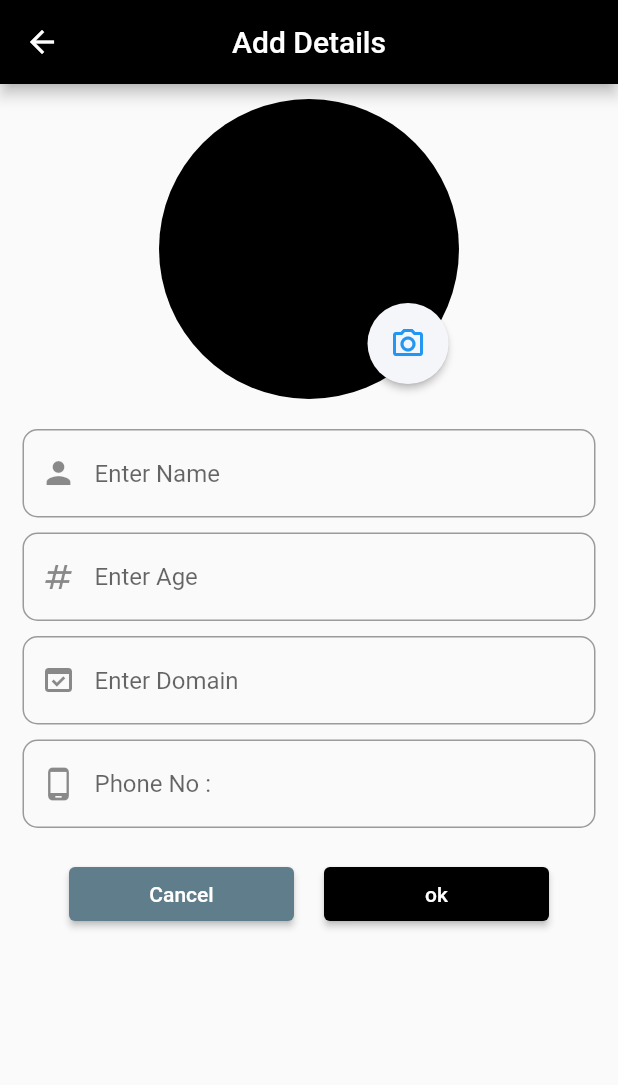
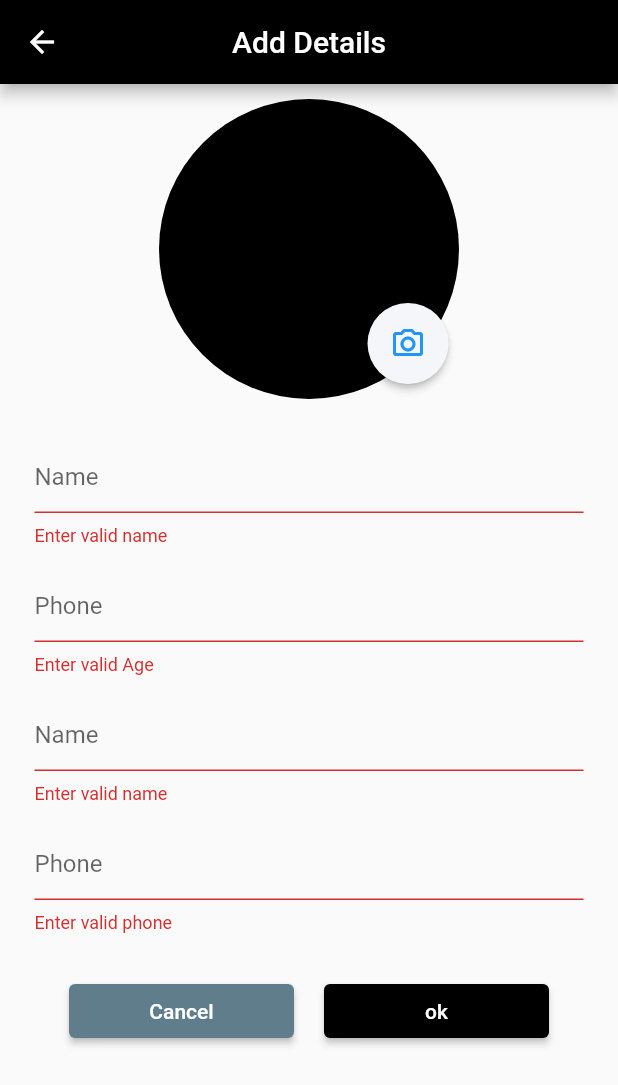
Before and after one commit to JiyadAhammad/student-mgnt, a Flutter app: the Formwidget screen opened directly, after a tap on "ok", on a phone screen of 412 x 824 dp. Shown: the top 1085 px of the screen. Run offline on Flutter 3.47's test engine with Material 2 defaults, Android fonts, the phone set to English and light mode, and no system bars; our stand-ins replace flutter_screenutil, get, hive, image_picker, lottie; accounts and stored records are empty.

Commit message:
form validated

```diff
--- a/lib/constant/color/colors.dart
+++ b/lib/constant/color/colors.dart
@@ -4,3 +4,4 @@ const kblue = Colors.blue;
 final kgrey = Colors.grey[400];
 const kblack = Colors.black;
 const kwhite = Colors.white;
+const kred = Colors.red;
--- a/lib/presentation/form_widget/form_widget.dart
+++ b/lib/presentation/form_widget/form_widget.dart
@@ -1,8 +1,10 @@
 import 'package:flutter/material.dart';
+import 'package:flutter/services.dart';
 import 'package:get/get.dart';
 import 'package:image_picker/image_picker.dart';
 import 'package:student/constant/color/colors.dart';
 import 'package:student/constant/size/sized_box.dart';
+import 'package:student/presentation/form_widget/widget/test_form.dart';
 import 'package:student/presentation/form_widget/widget/text_form_widget.dart';
 
 final nameController = TextEditingController();
@@ -11,10 +13,13 @@ final domainController = TextEditingController();
 final phoneController = TextEditingController();
 
 final picker = ImagePicker();
+XFile? imagefile;
 //  // Pick an image
 //     final XFile? image = await picker.pickImage(source: ImageSource.gallery);
 //     // Capture a photo
 //     final XFile? photo = await picker.pickImage(source: ImageSource.camera);
+
+final _formKey = GlobalKey<FormState>();
 
 class Formwidget extends StatelessWidget {
   const Formwidget({Key? key}) : super(key: key);
@@ -32,6 +37,8 @@ class Formwidget extends StatelessWidget {
       body: Padding(
         padding: const EdgeInsets.symmetric(horizontal: 15, vertical: 10),
         child: SingleChildScrollView(
+          child: Form(
+            key: _formKey,
             child: Column(
               mainAxisAlignment: MainAxisAlignment.end,
               children: [
@@ -59,10 +66,8 @@ class Formwidget extends StatelessWidget {
                                   children: [
                                     ListTile(
                                       onTap: () async {
-                                      // Capture a photo
-                                      final XFile? photo =
-                                          await picker.pickImage(
-                                              source: ImageSource.camera);
+                                        takePhotoFromSource(ImageSource.camera);
+                                        Get.back();
                                       },
                                       leading: const Icon(
                                         Icons.add_a_photo,
@@ -77,10 +82,9 @@ class Formwidget extends StatelessWidget {
                                     ),
                                     ListTile(
                                       onTap: () async {
-                                      // Pick an image
-                                      final XFile? image =
-                                          await picker.pickImage(
-                                              source: ImageSource.gallery);
+                                        takePhotoFromSource(
+                                            ImageSource.gallery);
+                                        Get.back();
                                       },
                                       leading: const Icon(
                                         Icons.collections,
@@ -143,30 +147,93 @@ class Formwidget extends StatelessWidget {
                   ),
                 ),
                 kheight20,
-              TextFormWidget(
-                hintText: 'Enter Name',
-                prefixIcon: Icons.person,
-                controller: nameController,
+                // TextFormWidget(
+                //   hintText: 'Enter Name',
+                //   prefixIcon: Icons.person,
+                //   controller: nameController,
+                //   inputFormatters: [
+                //     FilteringTextInputFormatter.allow(
+                //       RegExp(r"[a-zA-Z]+|\s"),
+                //     )
+                //   ],
+                //   validator: (val) {
+                //     if (!val!.isNameValidation) return 'Enter valid name';
+                //   },
+                // ),
+                // kheight,
+                // TextFormWidget(
+                //   prefixIcon: Icons.numbers,
+                //   keyboardType: const TextInputType.numberWithOptions(),
+                //   hintText: 'Enter Age',
+                //   controller: ageController,
+                //   validator: (val) {
+                //     if (!val!.isAgeValidation) return 'Enter valid name';
+                //   },
+                // ),
+                // kheight,
+                // TextFormWidget(
+                //   prefixIcon: Icons.domain_verification,
+                //   hintText: 'Enter Domain',
+                //   controller: domainController,
+                // ),
+                // kheight,
+                // TextFormWidget(
+                //   prefixIcon: Icons.phone_android,
+                //   keyboardType: const TextInputType.numberWithOptions(),
+                //   hintText: 'Phone No :',
+                //   controller: phoneController,
+                //   inputFormatters: [
+                //     FilteringTextInputFormatter.allow(
+                //       RegExp(r"[0-9]"),
+                //     )
+                //   ],
+                //   validator: (val) {
+                //     if (!val!.isPhoneValidation) return 'Enter valid phone';
+                //   },
+                // ),
+                CustomFormField(
+                  hintText: 'Name',
+                  inputFormatters: [
+                    FilteringTextInputFormatter.allow(
+                      RegExp(r"[a-zA-Z]+|\s"),
+                    )
+                  ],
+                  validator: (val) {
+                    if (!val!.isValidName) return 'Enter valid name';
+                  },
                 ),
-              kheight,
-              TextFormWidget(
-                prefixIcon: Icons.numbers,
-                keyboardType: const TextInputType.numberWithOptions(),
-                hintText: 'Enter Age',
-                controller: ageController,
+                CustomFormField(
+                  hintText: 'Phone',
+                  inputFormatters: [
+                    FilteringTextInputFormatter.allow(
+                      RegExp(r"[0-9]"),
+                    )
+                  ],
+                  validator: (val) {
+                    if (!val!.isAgeValidation) return 'Enter valid Age';
+                  },
                 ),
-              kheight,
-              TextFormWidget(
-                prefixIcon: Icons.domain_verification,
-                hintText: 'Enter Domain',
-                controller: domainController,
+                CustomFormField(
+                  hintText: 'Name',
+                  inputFormatters: [
+                    FilteringTextInputFormatter.allow(
+                      RegExp(r"[a-zA-Z]+|\s"),
+                    )
+                  ],
+                  validator: (val) {
+                    if (!val!.isDomainValidation) return 'Enter valid name';
+                  },
                 ),
-              kheight,
-              TextFormWidget(
-                prefixIcon: Icons.phone_android,
-                keyboardType: const TextInputType.numberWithOptions(),
-                hintText: 'Phone No :',
-                controller: phoneController,
+                CustomFormField(
+                  hintText: 'Phone',
+                  inputFormatters: [
+                    FilteringTextInputFormatter.allow(
+                      RegExp(r"[0-9]"),
+                    )
+                  ],
+                  validator: (val) {
+                    if (!val!.isPhoneNumber) return 'Enter valid phone';
+                  },
                 ),
                 kheight20,
                 Row(
@@ -197,7 +264,16 @@ class Formwidget extends StatelessWidget {
                             kblack,
                           ),
                         ),
-                      onPressed: () {},
+                        onPressed: () {
+                          if (_formKey.currentState!.validate()) {
+                            // Navigator.of(context).push(
+                            //   MaterialPageRoute(
+                            //     builder: (_) => SuccessPage(),
+                            //   ),
+                            // );
+                          }
+                          // okButtonClicked();
+                        },
                         child: const Text(
                           'ok',
                         ),
@@ -206,6 +282,7 @@ class Formwidget extends StatelessWidget {
                   ],
                 ),
               ],
+            ),
           ),
         ),
       ),
@@ -239,3 +316,74 @@ class BottomSheetWidget extends StatelessWidget {
     );
   }
 }
+
+void takePhotoFromSource(source) async {
+  XFile? pickedfile = await ImagePicker().pickImage(source: source);
+  imagefile = pickedfile;
+}
+
+okButtonClicked() async {
+  final name = nameController.text.trim();
+  final age = ageController.text.trim();
+  final domain = domainController.text.trim();
+  final number = phoneController.text.trim();
+  final image = imagefile;
+  if (name.isEmpty || age.isEmpty || domain.isEmpty || number.isEmpty) {
+    Get.snackbar(
+      'Warning',
+      'All Field are Required',
+      titleText: const Center(
+        child: Text(
+          'Warning',
+          style: TextStyle(
+            fontSize: 20,
+            color: kred,
+          ),
+        ),
+      ),
+      messageText: const Center(
+        child: Text(
+          'All Field are Required',
+          style: TextStyle(
+            fontSize: 18,
+            color: kwhite,
+          ),
+        ),
+      ),
+      snackPosition: SnackPosition.BOTTOM,
+      backgroundColor: kblack,
+      colorText: kwhite,
+      maxWidth: 250,
+      margin: const EdgeInsets.only(bottom: 15),
+    );
+    return;
+  }
+}
+
+extension ExtString on String {
+  bool get isNameValidation {
+    final nameRegExp =
+        RegExp(r"^\s*([A-Za-z]{1,}([\.,] |[-']| ))+[A-Za-z]+\.?\s*$");
+    return nameRegExp.hasMatch(this);
+  }
+
+  bool get isAgeValidation {
+    final ageRegExp = RegExp(r"^\+?0[0-9]{1}$");
+    return ageRegExp.hasMatch(this);
+  }
+
+  bool get isDomainValidation {
+    final domainRegExp =
+        RegExp(r"^\s*([A-Za-z]{1,}([\.,] |[-']| ))+[A-Za-z]+\.?\s*$");
+    return domainRegExp.hasMatch(this);
+  }
+
+  bool get isPhoneValidation {
+    final phoneRegExp = RegExp(r"^\+?0[0-9]{10}$");
+    return phoneRegExp.hasMatch(this);
+  }
+
+  bool get isNotNull {
+    return this != null;
+  }
+}
--- /dev/null
+++ b/lib/presentation/form_widget/widget/test_form.dart
@@ -0,0 +1,53 @@
+import 'package:flutter/material.dart';
+import 'package:flutter/services.dart';
+
+class CustomFormField extends StatelessWidget {
+  const CustomFormField({
+    Key? key,
+    required this.hintText,
+    this.inputFormatters,
+    this.validator,
+  }) : super(key: key);
+  final String hintText;
+  final List<TextInputFormatter>? inputFormatters;
+  final String? Function(String?)? validator;
+  @override
+  Widget build(BuildContext context) {
+    return Padding(
+      padding: const EdgeInsets.all(8.0),
+      child: TextFormField(
+        inputFormatters: inputFormatters,
+        validator: validator,
+        decoration: InputDecoration(hintText: hintText),
+      ),
+    );
+  }
+}
+
+extension ExtString on String {
+  bool get isValidEmail {
+    final emailRegExp = RegExp(r"^[a-zA-Z0-9.]+@[a-zA-Z0-9]+\.[a-zA-Z]+");
+    return emailRegExp.hasMatch(this);
+  }
+
+  bool get isValidName {
+    final nameRegExp =
+        RegExp(r"^\s*([A-Za-z]{1,}([\.,] |[-']| ))+[A-Za-z]+\.?\s*$");
+    return nameRegExp.hasMatch(this);
+  }
+
+  bool get isValidPassword {
+    final passwordRegExp = RegExp(
+        r'^(?=.*?[A-Z])(?=.*?[a-z])(?=.*?[0-9])(?=.*?[!@#\><*~]).{8,}/pre>');
+    return passwordRegExp.hasMatch(this);
+  }
+
+  bool get isNotNull {
+    return this != null;
+  }
+
+  bool get isValidPhone {
+    final phoneRegExp = RegExp(r"^\+?0[0-9]{10}$");
+    return phoneRegExp.hasMatch(this);
+  }
+}
--- a/lib/presentation/form_widget/widget/text_form_widget.dart
+++ b/lib/presentation/form_widget/widget/text_form_widget.dart
@@ -1,21 +1,26 @@
 import 'package:flutter/material.dart';
+import 'package:flutter/services.dart';
 
 class TextFormWidget extends StatelessWidget {
   final IconData prefixIcon;
   final String hintText;
   final TextInputType keyboardType;
   final TextEditingController controller;
-  const TextFormWidget(
-      {Key? key,
-      required this.prefixIcon,
-      required this.hintText,
-      this.keyboardType = TextInputType.name,
-      required this.controller})
-      : super(key: key);
+  final String? Function(String?)? validator;
+  final List<TextInputFormatter>? inputFormatters;
+  const TextFormWidget({
+    Key? key,
+    required this.prefixIcon,
+    required this.hintText,
+    this.keyboardType = TextInputType.name,
+    required this.controller,
+    this.validator,
+    this.inputFormatters,
+  }) : super(key: key);
 
   @override
   Widget build(BuildContext context) {
-    return TextField(
+    return TextFormField(
       controller: controller,
       keyboardType: keyboardType,
       decoration: InputDecoration(
@@ -28,6 +33,8 @@ class TextFormWidget extends StatelessWidget {
           ),
         ),
       ),
+      validator: validator,
+      inputFormatters: inputFormatters,
     );
   }
 }
```
Also changed, not shown: lib/widget/app_bar_widget.dart (+8 -1 lines). Lines whose indentation alone changed are shown as unchanged.
